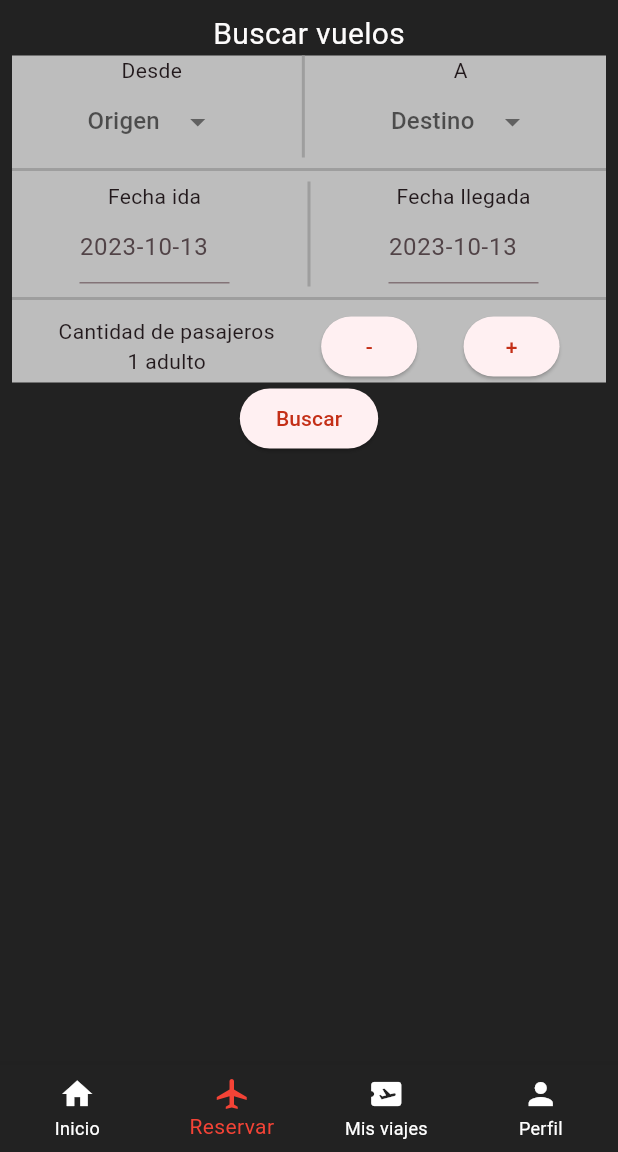
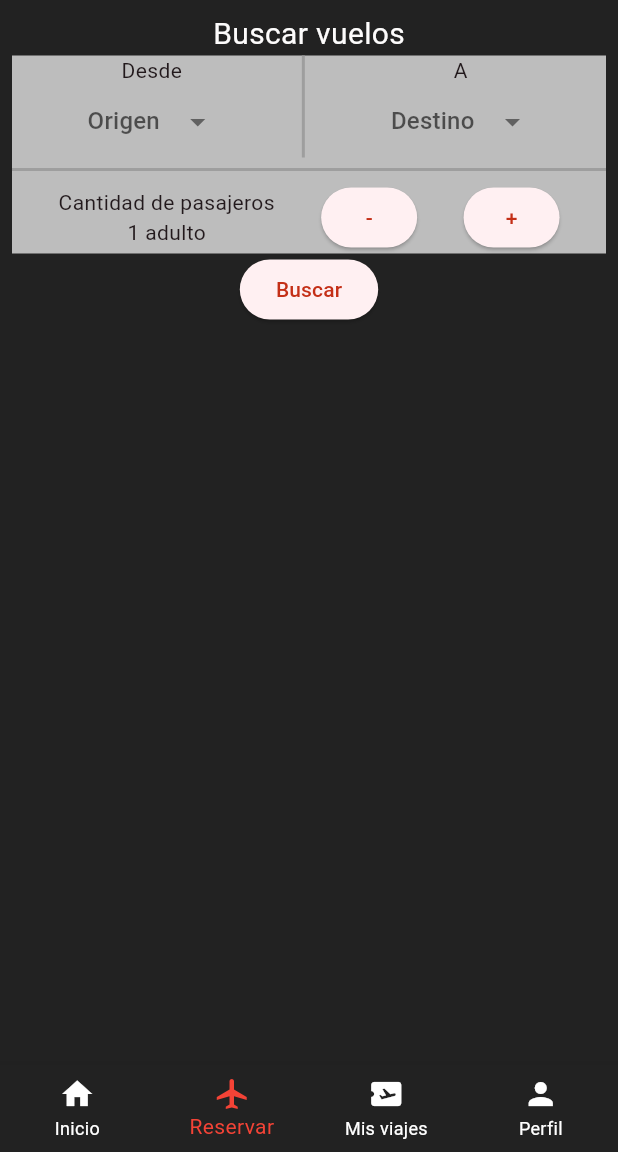
Before and after one commit to Carlos12001/TECAir_Final, a Flutter app: the screen it shows after launch, item 2 of the bottom bar chosen, on a phone screen of 412 x 824 dp, the part 84-1236 px from its top. Run offline on Flutter 3.47's test engine with Material 2 defaults, Android fonts, the phone set to English and light mode, and no system bars; our stand-ins replace carousel_slider; missing offline and left inert: dart:ffi; network calls fail.

Commit message:
fix search bar

```diff
--- a/mobile/emiratec/lib/main.dart
+++ b/mobile/emiratec/lib/main.dart
@@ -179,48 +179,48 @@ class _MyHomePageState extends State<MyHomePage> {
                         )
                       ]),
                 ),
-                const Divider(
-                  color: Colors.grey,
-                  thickness: 2,
-                ),
-                IntrinsicHeight(
-                  child: Row(
-                      mainAxisAlignment: MainAxisAlignment.spaceEvenly,
-                      children: [
-                        Column(
-                          children: [
-                            Text("Fecha ida"),
-                            Container(
-                              width: 100,
-                              height: 50,
-                              child: FechaInput(
-                                onDateSelected: (selectedDate) {
-                                  fechaInicio = selectedDate;
-                                },
-                              ),
-                            )
-                          ],
-                        ),
-                        VerticalDivider(
-                          color: Colors.grey,
-                          thickness: 2,
-                        ),
-                        Column(
-                          children: [
-                            Text("Fecha llegada"),
-                            Container(
-                              width: 100,
-                              height: 50,
-                              child: FechaInput(
-                                onDateSelected: (selectedDate) {
-                                  fechaFin = selectedDate;
-                                },
-                              ),
-                            )
-                          ],
-                        )
-                      ]),
-                ),
+                // const Divider(
+                //   color: Colors.grey,
+                //   thickness: 2,
+                // ),
+                // IntrinsicHeight(
+                //   child: Row(
+                //       mainAxisAlignment: MainAxisAlignment.spaceEvenly,
+                //       children: [
+                //         Column(
+                //           children: [
+                //             Text("Fecha ida"),
+                //             Container(
+                //               width: 100,
+                //               height: 50,
+                //               child: FechaInput(
+                //                 onDateSelected: (selectedDate) {
+                //                   fechaInicio = selectedDate;
+                //                 },
+                //               ),
+                //             )
+                //           ],
+                //         ),
+                //         VerticalDivider(
+                //           color: Colors.grey,
+                //           thickness: 2,
+                //         ),
+                //         Column(
+                //           children: [
+                //             Text("Fecha llegada"),
+                //             Container(
+                //               width: 100,
+                //               height: 50,
+                //               child: FechaInput(
+                //                 onDateSelected: (selectedDate) {
+                //                   fechaFin = selectedDate;
+                //                 },
+                //               ),
+                //             )
+                //           ],
+                //         )
+                //       ]),
+                // ),
                 const Divider(
                   color: Colors.grey,
                   thickness: 2,
```
